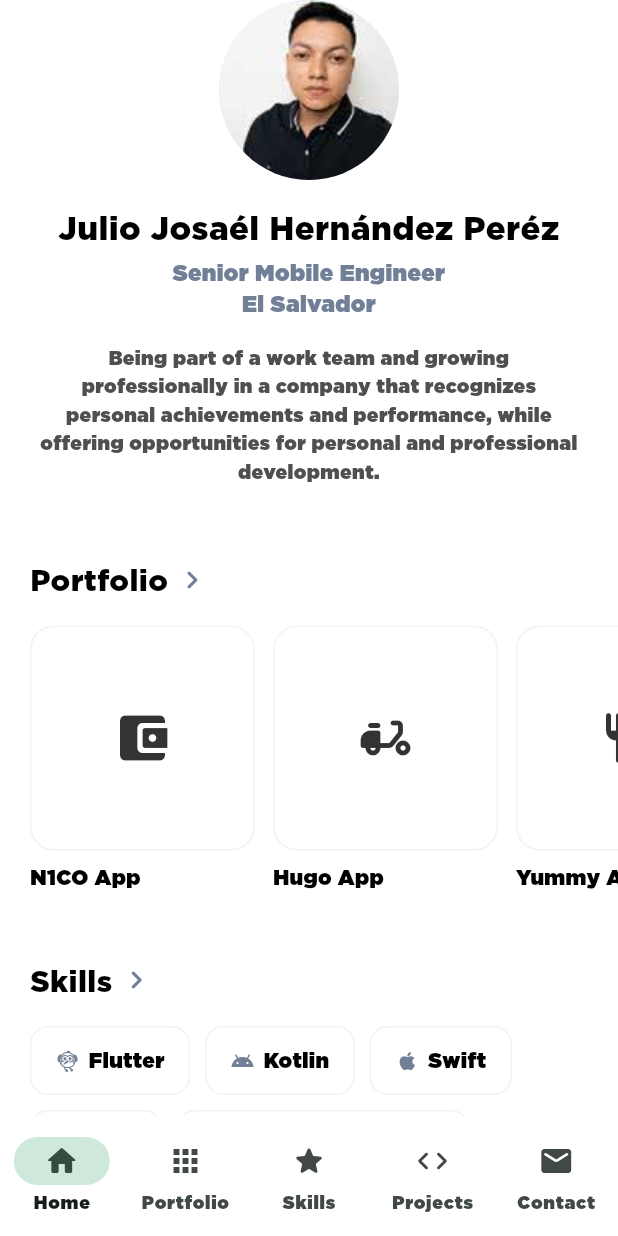
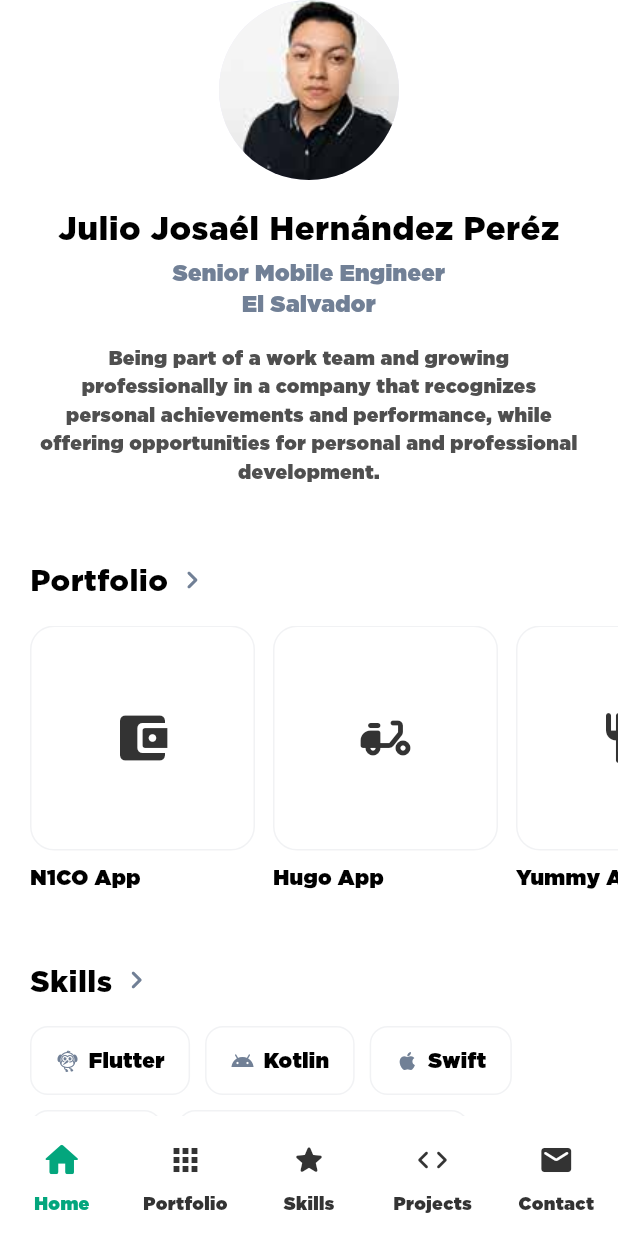
Before and after one commit to josaeljjh/ProfileCV, a Flutter app: the screen it shows after launch, on a phone screen of 412 x 824 dp. Run offline on Flutter 3.47's test engine with Material 3 defaults, Android fonts, the phone set to English and light mode, and no system bars; our stand-ins replace cached_network_image, dio, equatable, flutter_bloc, flutter_svg, get_it and 4 more; missing offline and left inert: flutter_displaymode.

Commit message:
Restyle bottom nav selection: no pill, bigger + accented selected icon
NavigationBar's default M3 indicator (a colored pill behind the
selected tab) is switched off (indicatorColor: transparent) so tapping
a tab only shows the ordinary ripple/splash instead of a lingering
highlight. The selected icon/label now render larger and in the app's
niagara accent; the unselected ones use a muted/disabled gray
(carbon500 in light, gray100 in dark), via NavigationBarThemeData's
iconTheme/labelTextStyle resolved per WidgetState.

Co-Authored-By: Claude Sonnet 5 <noreply@anthropic.com>
Claude-Session: https://claude.ai/code/session_01LfEYkEduBRuQwtFwoZxnSY

```diff
--- a/lib/src/config/resources/sizes.dart
+++ b/lib/src/config/resources/sizes.dart
@@ -37,6 +37,10 @@ const double iconSizeMD = 18;
 const double iconSizeLG = 40;
 const double iconSizeXL = 44;
 
+/// Bottom nav icon sizes: the selected tab's icon is drawn a bit larger.
+const double navIconSize = 24;
+const double navIconSizeSelected = 28;
+
 /// Avatar / logo box sizes
 const double avatarRadiusSM = 20;
 const double avatarRadiusLG = 60;
--- a/lib/src/ui/app.dart
+++ b/lib/src/ui/app.dart
@@ -10,6 +10,7 @@ import 'package:responsive_framework/responsive_framework.dart';
 
 import '../config/di/service_locator.dart';
 import '../config/resources/colors.dart';
+import '../config/resources/sizes.dart';
 import '../config/routes/navigation_service.dart';
 import '../config/routes/routes.dart';
 import '../config/tools/const.dart';
@@ -100,9 +101,24 @@ class _AppState extends State<App> {
             .copyWith(surface: white, surfaceTint: Colors.transparent),
         appBarTheme: const AppBarTheme(backgroundColor: white, surfaceTintColor: Colors.transparent),
         cardTheme: const CardThemeData(color: white, surfaceTintColor: Colors.transparent),
-        navigationBarTheme: const NavigationBarThemeData(
+        navigationBarTheme: NavigationBarThemeData(
           backgroundColor: white,
           surfaceTintColor: Colors.transparent,
+          // No pill behind the selected tab - tapping just shows the
+          // ordinary ripple/splash instead of a lingering highlight.
+          indicatorColor: Colors.transparent,
+          iconTheme: WidgetStateProperty.resolveWith(
+            (states) => IconThemeData(
+              color: states.contains(WidgetState.selected) ? niagara : carbon500,
+              size: states.contains(WidgetState.selected) ? navIconSizeSelected : navIconSize,
+            ),
+          ),
+          labelTextStyle: WidgetStateProperty.resolveWith(
+            (states) => TextStyle(
+              fontSize: fontSize12,
+              color: states.contains(WidgetState.selected) ? niagara : carbon500,
+            ),
+          ),
         ),
       ),
       darkTheme: ThemeData(
@@ -114,9 +130,22 @@ class _AppState extends State<App> {
             .copyWith(surface: carbon800, surfaceTint: Colors.transparent),
         appBarTheme: const AppBarTheme(backgroundColor: carbon800, surfaceTintColor: Colors.transparent),
         cardTheme: const CardThemeData(color: carbon700, surfaceTintColor: Colors.transparent),
-        navigationBarTheme: const NavigationBarThemeData(
+        navigationBarTheme: NavigationBarThemeData(
           backgroundColor: carbon800,
           surfaceTintColor: Colors.transparent,
+          indicatorColor: Colors.transparent,
+          iconTheme: WidgetStateProperty.resolveWith(
+            (states) => IconThemeData(
+              color: states.contains(WidgetState.selected) ? niagara : gray100,
+              size: states.contains(WidgetState.selected) ? navIconSizeSelected : navIconSize,
+            ),
+          ),
+          labelTextStyle: WidgetStateProperty.resolveWith(
+            (states) => TextStyle(
+              fontSize: fontSize12,
+              color: states.contains(WidgetState.selected) ? niagara : gray100,
+            ),
+          ),
         ),
       ),
       themeMode: ThemeMode.system,
```
